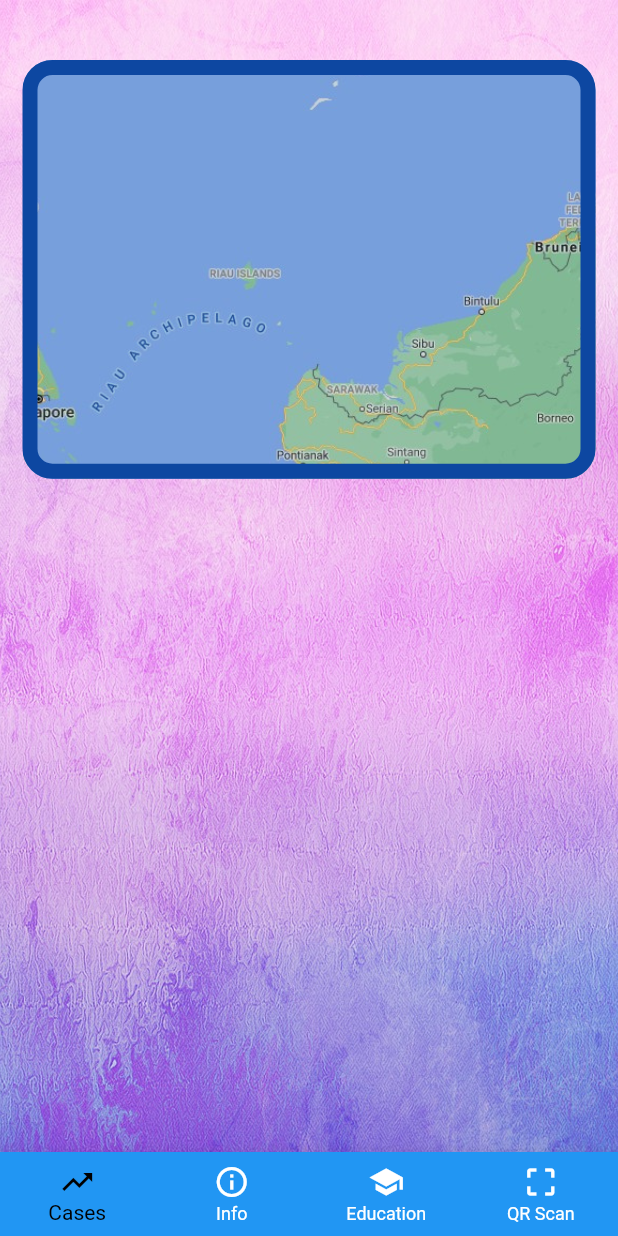
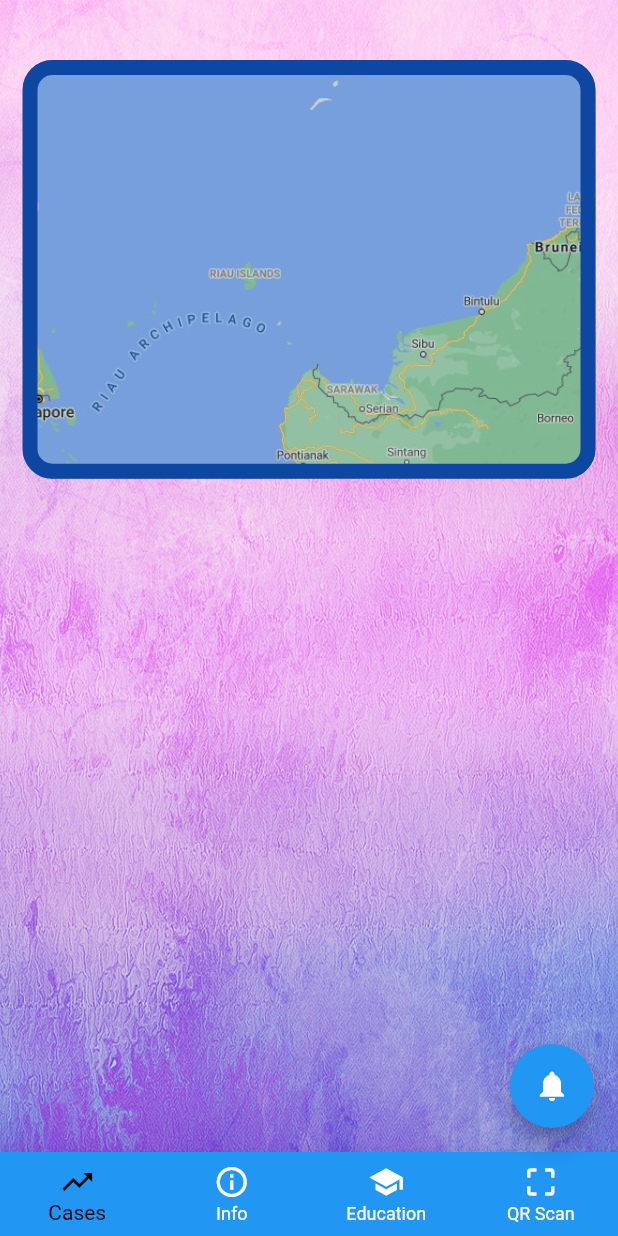
Before and after one commit to AdamHarith2510/flutter_app123, a Flutter app: the screen it shows after launch, on a phone screen of 412 x 824 dp. Run offline on Flutter 3.47's test engine with Material 2 defaults, Android fonts, the phone set to English and light mode, and no system bars; our stand-ins replace page_transition, webview_flutter; missing offline and left inert: qr_code_scanner; network calls fail; project files that could hold a hidden picture were left out.

Commit message:
Add files via upload

```diff
--- a/lib/main.dart
+++ b/lib/main.dart
@@ -73,6 +73,12 @@ class _MyHomePageState extends State<MyHomePage> {
           });
         },
       ),
+      floatingActionButton: FloatingActionButton(
+        child: Icon(Icons.notifications),
+        onPressed: () {
+
+        },
+      ),
     );
   }
 }
```
